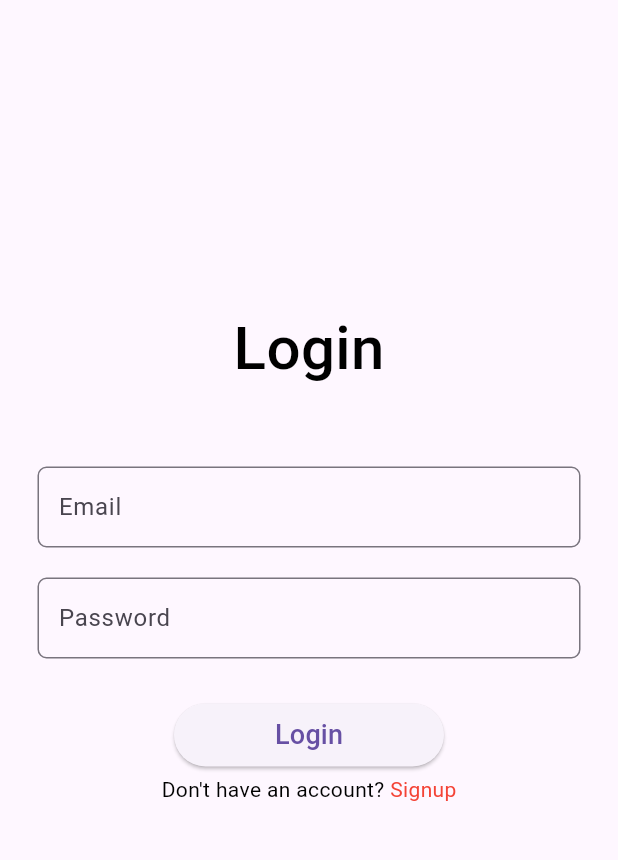
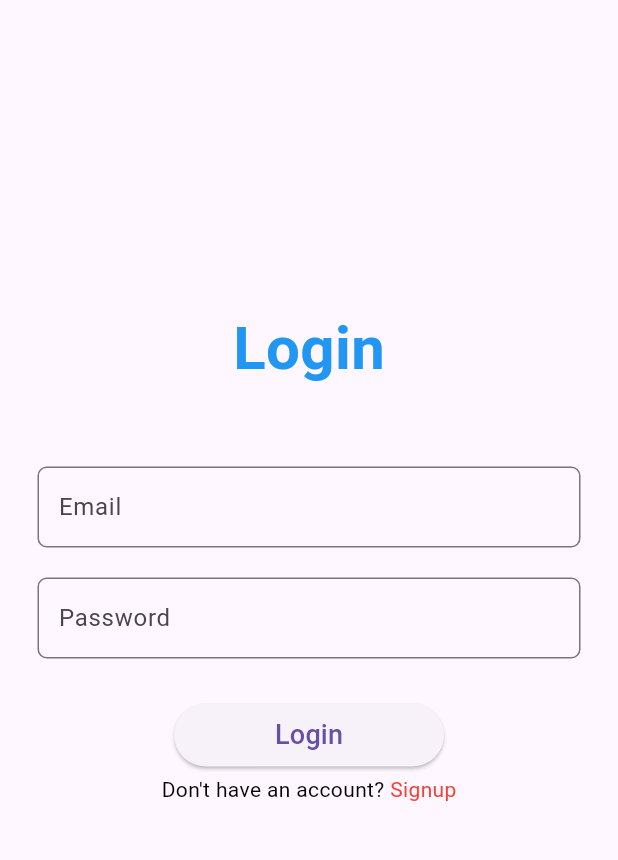
Before and after one commit to Er-jashan/Department, a Flutter app: the screen it shows after launch, on a phone screen of 412 x 824 dp, the part 63-923 px from its top. Run offline on Flutter 3.47's test engine with Material 3 defaults, Android fonts, the phone set to English and light mode, and no system bars; our stand-ins replace cloud_firestore, firebase_auth, firebase_core; accounts and stored records are empty.

Commit message:
Login font/color change

```diff
--- a/lib/auth/login_screen.dart
+++ b/lib/auth/login_screen.dart
@@ -59,7 +59,7 @@ class _LoginScreenState extends State<LoginScreen> {
               const Spacer(),
               const Text(
                 "Login",
-                style: TextStyle(fontSize: 40, fontWeight: FontWeight.w500, color: Colors.black),
+                style: TextStyle(fontSize: 40, fontWeight: FontWeight.bold, color: Colors.blue),
               ),
               const SizedBox(height: 50),
               CustomTextField(
```
